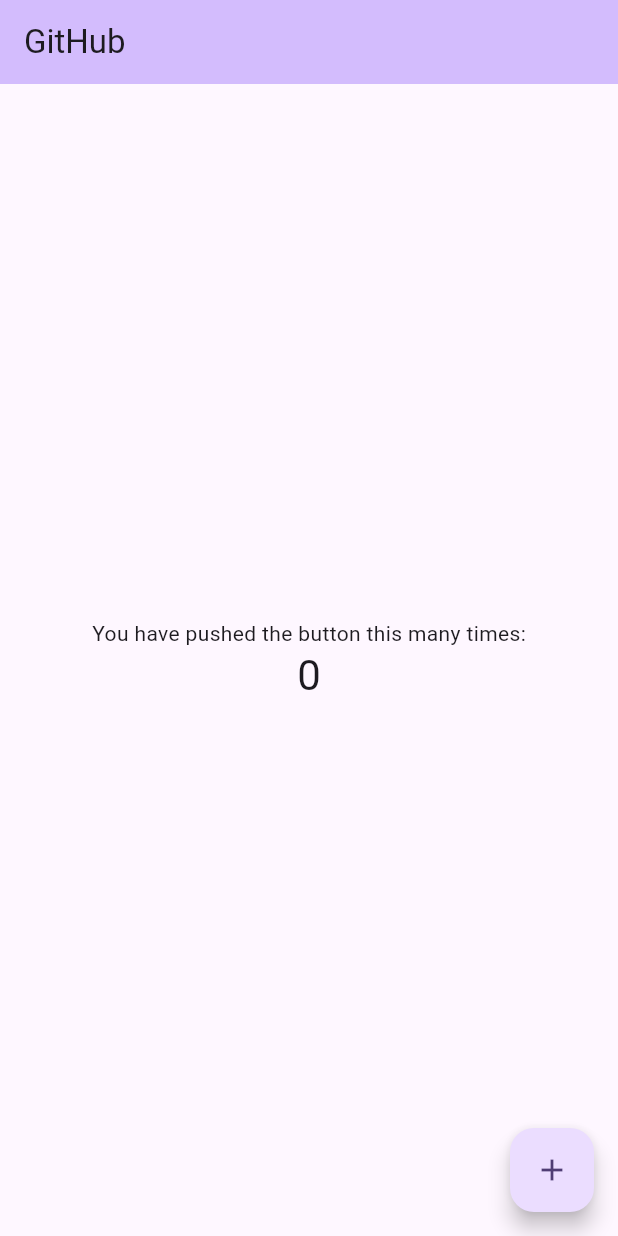
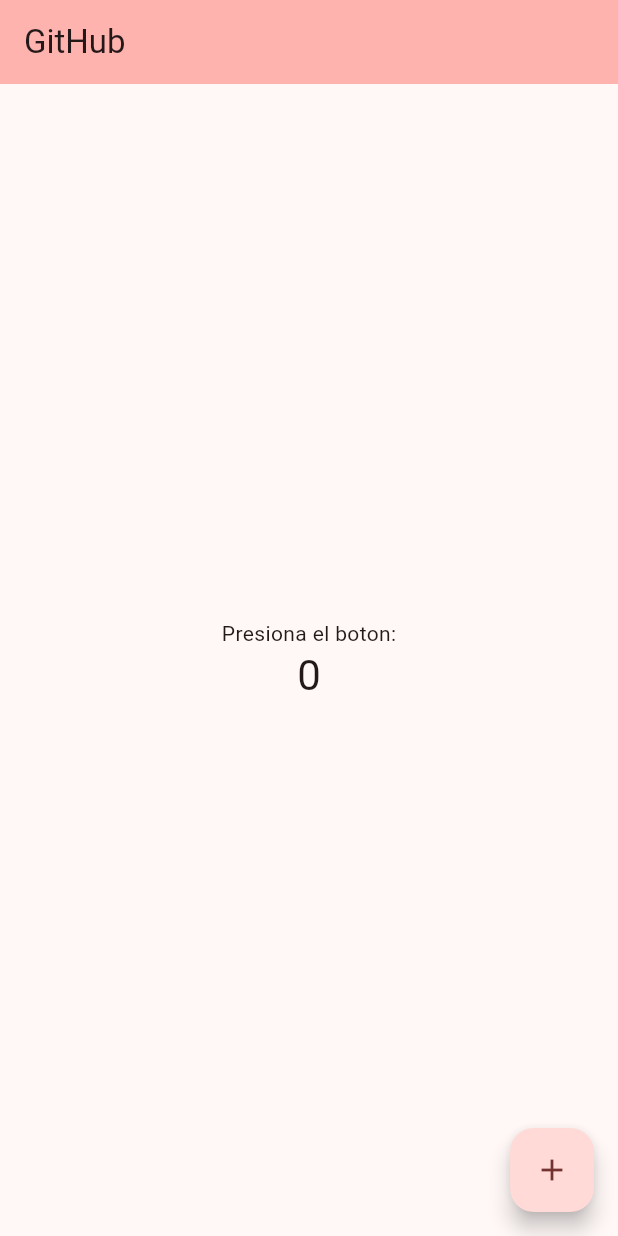
Before and after one commit to ramiro-castillo/Git_github, a Flutter app: the screen it shows after launch, on a phone screen of 412 x 824 dp. Run offline on Flutter 3.47's test engine with Material 2 defaults, Android fonts, the phone set to English and light mode, and no system bars.

Commit message:
se cambio el color al menu

```diff
--- a/lib/main.dart
+++ b/lib/main.dart
@@ -14,7 +14,7 @@
       title: 'Curso git',
       theme: ThemeData(
 
-        colorScheme: ColorScheme.fromSeed(seedColor: Colors.deepPurple),
+        colorScheme: ColorScheme.fromSeed(seedColor: Colors.redAccent),
         useMaterial3: true,
       ),
       home: const MyHomePage(title: 'GitHub'),
@@ -60,7 +60,7 @@
           mainAxisAlignment: MainAxisAlignment.center,
           children: <Widget>[
             const Text(
-              'You have pushed the button this many times:',
+              'Presiona el boton:',
             ),
             Text(
               '$_counter',
```
